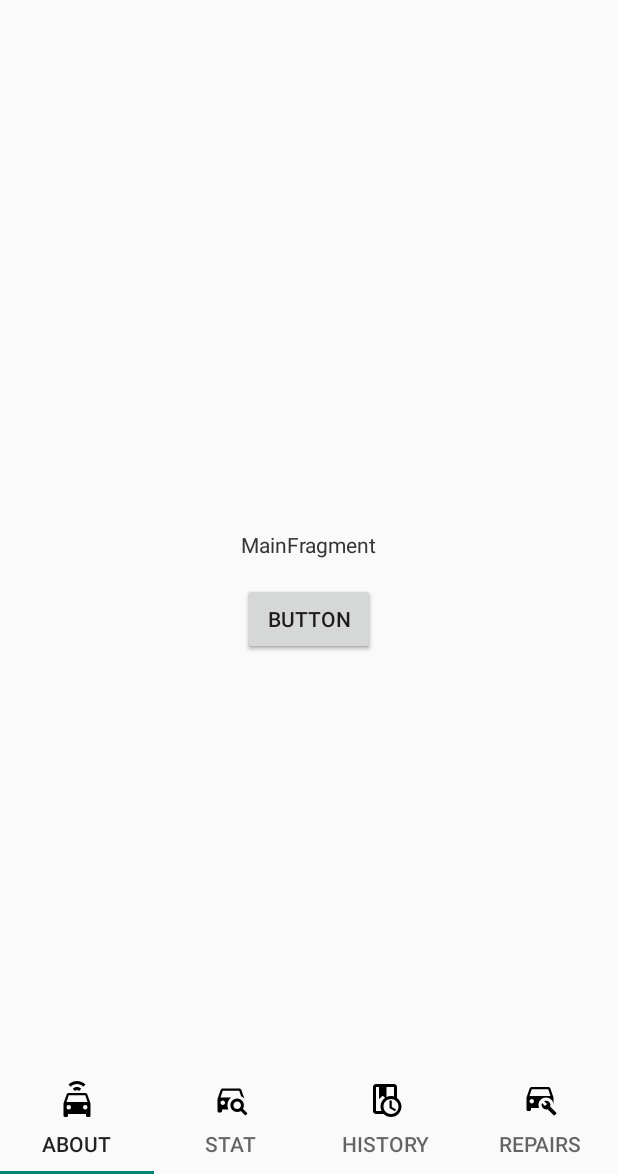
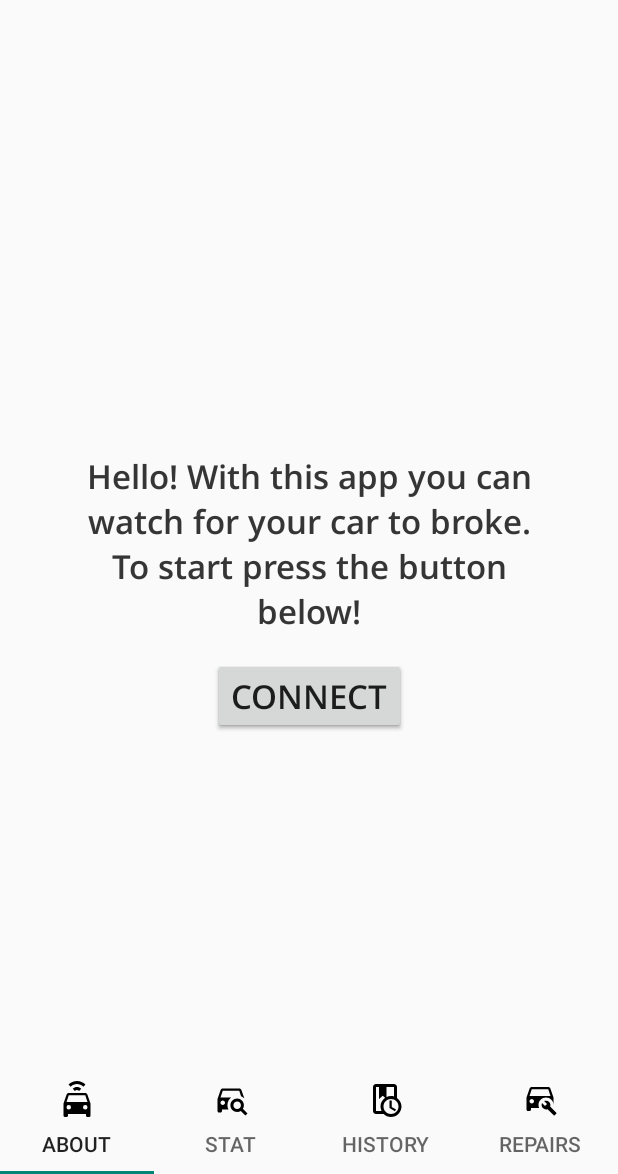
Before and after one commit to fckscl/On-Board-Computer, an Android app: the screen it shows after launch (MainActivity), on a phone screen of 412 x 824 dp, the part 62-1236 px from its top. Run offline under Robolectric (Android 15) with nearby library versions, the phone set to English and light mode, and no system bars; our stand-ins replace data binding, navigation-ui.

Commit message:
version for screenshots

```diff
--- a/app/src/main/java/com/example/on_boardcomputer/ui/display/DisplayStateViewModel.kt
+++ b/app/src/main/java/com/example/on_boardcomputer/ui/display/DisplayStateViewModel.kt
@@ -30,7 +30,6 @@ class DisplayStateViewModel(
         uiScope.launch {
             val oldMeasurement = startMeasurement.value ?: return@launch
             oldMeasurement.endMeasuringMilli = System.currentTimeMillis()
-//            val low = _seriesEngine.value?.lowestValueY ?: 1.0
             oldMeasurement.midVoltage = (_seriesVoltage.value?.highestValueY
                 ?.plus(_seriesVoltage.value?.lowestValueY ?: 1.0)
                 ?.div(2)) ?: 0.0
@@ -42,7 +41,6 @@ class DisplayStateViewModel(
                 ?.div(2)) ?: 0.0
             update(oldMeasurement)
 
-//            Log.i("check", "")
             startMeasurement.value = null
         }
     }
--- a/app/src/main/java/com/example/on_boardcomputer/ui/main/MainFragment.kt
+++ b/app/src/main/java/com/example/on_boardcomputer/ui/main/MainFragment.kt
@@ -35,8 +35,9 @@ class MainFragment : Fragment() {
         )
         binding.toast.setOnClickListener{
 //            Toast.makeText(context, "Hello Again", Toast.LENGTH_SHORT).show()
-            it.findNavController().navigate(R.id.action_main_to_fragment_display_state)
+//            it.findNavController().navigate(R.id.action_main_to_fragment_display_state)
             Log.i("settings", it.toString())
+            Toast.makeText(context, "Device is not ready", Toast.LENGTH_SHORT).show()
         }
 //        setSupportActionBar(findViewById(R.id.my_toolbar))
         return binding.root
--- a/app/src/main/res/layout/fragment_main.xml
+++ b/app/src/main/res/layout/fragment_main.xml
@@ -1,9 +1,9 @@
 <?xml version="1.0" encoding="utf-8"?>
-<layout>
+<layout xmlns:tools="http://schemas.android.com/tools"
+    xmlns:android="http://schemas.android.com/apk/res/android"
+    xmlns:app="http://schemas.android.com/apk/res-auto">
 
-    <androidx.constraintlayout.widget.ConstraintLayout xmlns:android="http://schemas.android.com/apk/res/android"
-        xmlns:app="http://schemas.android.com/apk/res-auto"
-        xmlns:tools="http://schemas.android.com/tools"
+    <androidx.constraintlayout.widget.ConstraintLayout
         android:id="@+id/main"
         android:layout_width="match_parent"
         android:layout_height="match_parent"
@@ -11,9 +11,11 @@
 
         <TextView
             android:id="@+id/message"
-            android:layout_width="wrap_content"
+            style="@style/MainText"
+            android:layout_width="300dp"
             android:layout_height="wrap_content"
-            android:text="MainFragment"
+            android:text="@string/greetings"
+            android:textAlignment="center"
             app:layout_constraintBottom_toBottomOf="parent"
             app:layout_constraintEnd_toEndOf="parent"
             app:layout_constraintStart_toStartOf="parent"
@@ -21,10 +23,11 @@
 
         <Button
             android:id="@+id/toast"
+            style="@style/MainText"
             android:layout_width="wrap_content"
             android:layout_height="wrap_content"
             android:layout_marginTop="16dp"
-            android:text="Button"
+            android:text="@string/connect"
             app:layout_constraintEnd_toEndOf="parent"
             app:layout_constraintStart_toStartOf="parent"
             app:layout_constraintTop_toBottomOf="@+id/message" />
--- a/app/src/main/res/values/strings.xml
+++ b/app/src/main/res/values/strings.xml
@@ -46,5 +46,7 @@
     <string name="stats">Average Stats:</string>
     <string name="history_repairs">History Of Last Repairs</string>
     <string name="add_repair">Add New Repair</string>
+    <string name="connect">Connect</string>
+    <string name="greetings">Hello! With this app you can watch for your car to broke. To start press the button below!</string>
 
 </resources>
```
Also changed, not shown: app/src/main/java/com/example/on_boardcomputer/ui/repair/RecordingFragment.kt (+9 -0 lines), app/src/main/java/com/example/on_boardcomputer/ui/repair/RecordingViewModel.kt (+24 -2 lines), app/src/main/res/layout/fragment_recording.xml (+17 -17 lines).
